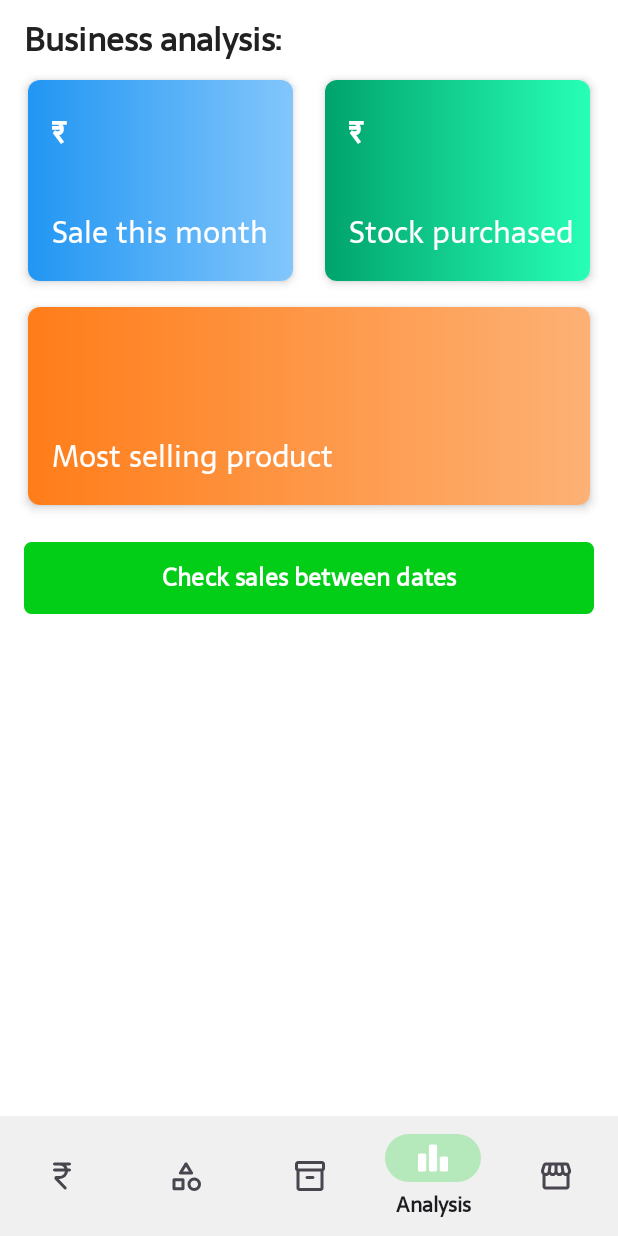
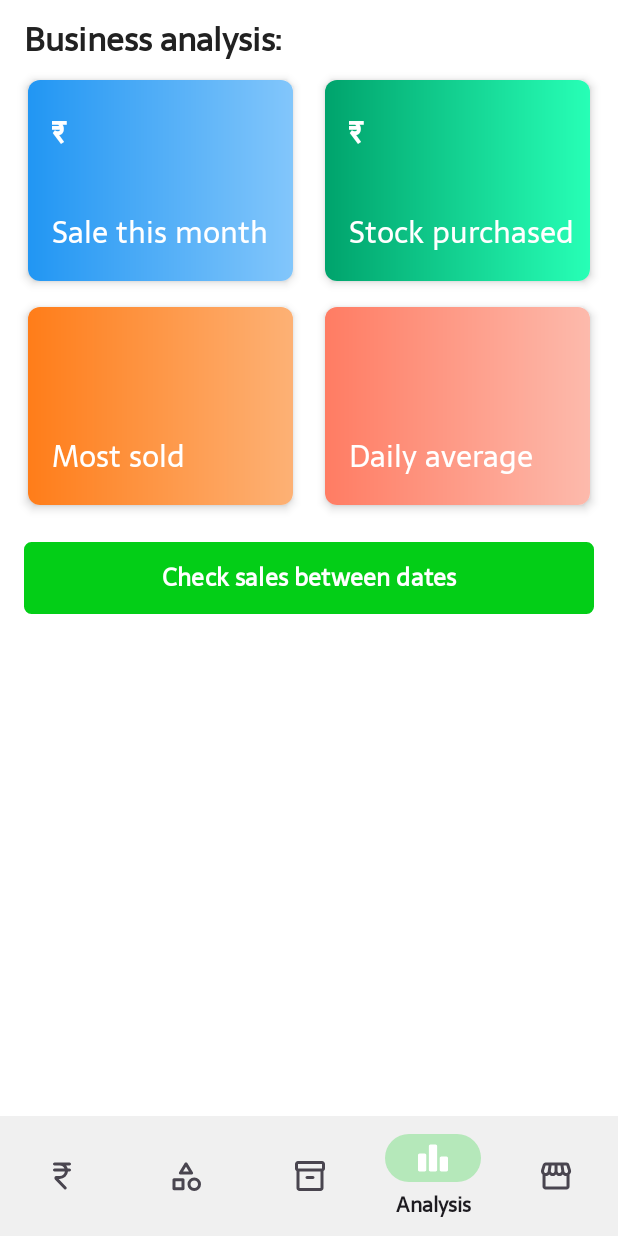
Before and after one commit to HarshRana-404/MyBiz, an Android app: the screen it shows after launch once a user with an empty profile is signed in (MainActivity), item 4 of the bottom bar chosen, on a phone screen of 412 x 824 dp. Run offline under Robolectric (Android 15) with nearby library versions, the phone set to English and light mode, and no system bars; our stand-ins replace Firebase (no records; nobody signed in at launch, a user with empty details on screens opened directly).

Commit message:
Logout & login list retain bug fix. Feature added (cardview) in Analysis: Daily Average.

```diff
--- a/app/src/main/java/com/harsh/mybiz/adapters/ExpandedSaleAdapter.kt
+++ b/app/src/main/java/com/harsh/mybiz/adapters/ExpandedSaleAdapter.kt
@@ -15,10 +15,12 @@ import androidx.recyclerview.widget.RecyclerView
 import com.google.android.material.bottomsheet.BottomSheetDialog
 import com.harsh.mybiz.R
 import com.harsh.mybiz.fragments.SaleFragment
+import com.harsh.mybiz.models.ExpandableSalesModel
 import com.harsh.mybiz.models.ExpandedSaleModel
 import com.harsh.mybiz.utilities.Constants
 
 class ExpandedSaleAdapter(context: Context, alSales : ArrayList<ExpandedSaleModel>) : RecyclerView.Adapter<ExpandedSaleAdapter.ViewHolder>() {
+
     class ViewHolder(itemView: View) : RecyclerView.ViewHolder(itemView){
         val llExpandedSale = itemView.findViewById<LinearLayout>(R.id.ll_sale_product)
         val tvProductIndex = itemView.findViewById<TextView>(R.id.tv_product_index)
--- a/app/src/main/java/com/harsh/mybiz/fragments/AnalysisFragment.kt
+++ b/app/src/main/java/com/harsh/mybiz/fragments/AnalysisFragment.kt
@@ -28,6 +28,7 @@ class AnalysisFragment : Fragment() {
     lateinit var tvMonthlySale: TextView
     lateinit var tvMonthlyStock: TextView
     lateinit var tvMostSoldProduct: TextView
+    lateinit var tvDailyAverage: TextView
     lateinit var tvSalesDates: TextView
     lateinit var tvSalesBetweenTotal: TextView
     lateinit var btnSalesBetweenDates: Button
@@ -53,6 +54,7 @@ class AnalysisFragment : Fragment() {
         tvMonthlySale = fragAnalysis.findViewById(R.id.tv_sale_monthly_value)
         tvMonthlyStock = fragAnalysis.findViewById(R.id.tv_stock_monthly_value)
         tvMostSoldProduct = fragAnalysis.findViewById(R.id.tv_most_selling_product)
+        tvDailyAverage = fragAnalysis.findViewById(R.id.tv_daily_average)
         tvSalesDates = fragAnalysis.findViewById(R.id.tv_sale_dates)
         tvSalesBetweenTotal = fragAnalysis.findViewById(R.id.tv_sale_between_total)
         btnSalesBetweenDates = fragAnalysis.findViewById(R.id.btn_sales_between_dates)
@@ -131,6 +133,9 @@ class AnalysisFragment : Fragment() {
                                     val quantity = saleOnDate.getString("quantity")!!.toInt()
                                     monthlySale += (price * quantity)
                                     tvMonthlySale.setText("₹ ${monthlySale.toString()}")
+                                    val s1 = Constants.getDateToShow(Constants.getDateTime())
+                                    val days = s1.split("-")
+                                    tvDailyAverage.setText("₹ ${monthlySale/Integer.parseInt(days[0])}")
                                 }
                             }
                         }
--- a/app/src/main/java/com/harsh/mybiz/fragments/LoginFragment.kt
+++ b/app/src/main/java/com/harsh/mybiz/fragments/LoginFragment.kt
@@ -60,6 +60,7 @@ class LoginFragment : Fragment() {
                 try{
                     Constants.fbAuth.signInWithEmailAndPassword(email, password).addOnSuccessListener {
                         Toast.makeText(context, "Signed in successfully!", Toast.LENGTH_SHORT).show()
+                        Constants.uID = Constants.fbAuth.uid.toString()
                         startActivity(Intent(context, MainActivity::class.java))
                         activity?.finish()
                     }.addOnFailureListener(){
--- a/app/src/main/java/com/harsh/mybiz/fragments/ProfileFragment.kt
+++ b/app/src/main/java/com/harsh/mybiz/fragments/ProfileFragment.kt
@@ -235,8 +235,9 @@ class ProfileFragment : Fragment() {
             var ad: AlertDialog = adb.create()
             adb.setPositiveButton("YES"){
                     dialog, which ->
-
                     Constants.fbAuth.signOut()
+                    Constants.uID=""
+                    SaleFragment.alExpandableSales.clear()
                     Constants.toastThis(fragProfile.context, "Logged out!")
                     startActivity(Intent(context, SplashActivity::class.java))
                     activity?.finish()
--- a/app/src/main/java/com/harsh/mybiz/fragments/SaleFragment.kt
+++ b/app/src/main/java/com/harsh/mybiz/fragments/SaleFragment.kt
@@ -21,6 +21,7 @@ import com.google.android.gms.tasks.Task
 import com.google.android.material.bottomsheet.BottomSheetDialog
 import com.google.firebase.firestore.QuerySnapshot
 import com.harsh.mybiz.R
+import com.harsh.mybiz.adapters.ExpandedSaleAdapter
 import com.harsh.mybiz.models.ExpandableSalesModel
 import com.harsh.mybiz.models.ProductModel
 import com.harsh.mybiz.utilities.Constants
@@ -74,6 +75,7 @@ class SaleFragment : Fragment() {
                 getProductsForSales()
                 var total = 0.0
                 alExpandableSales.clear()
+                ExpandableSalesAdapter.alDatesTotal.clear()
 
                 var qs = Constants.fbStore.collection("businesses").document(Constants.uID).collection("sales").get()
                 qs.addOnSuccessListener {
@@ -95,6 +97,8 @@ class SaleFragment : Fragment() {
                                         }
                                     }
                                     alExpandableSales.add(ExpandableSalesModel(false, docDate, total))
+                                    ExpandableSalesAdapter.alDatesTotal.add(ExpandableSalesModel(false, docDate, total))
+                                    ExpandableSalesAdapter.alDatesTotal.sortWith(Comparator.comparing(ExpandableSalesModel::date).reversed())
                                     alExpandableSales.sortWith(Comparator.comparing(ExpandableSalesModel::date).reversed())
                                     for(i in 0..alExpandableSales.size-2){
                                         if(alExpandableSales.get(i).date.equals(alExpandableSales.get(i+1).date)){
--- a/app/src/main/java/com/harsh/mybiz/utilities/Constants.kt
+++ b/app/src/main/java/com/harsh/mybiz/utilities/Constants.kt
@@ -78,6 +78,12 @@ class Constants {
             val date : String = d[0] + "-" + d[1] + "-" + d[2]
             return date
         }
+        fun getYearMonthForDatesTotal(dateTime: String): String{
+            val dt = dateTime.split("sales_")
+            val d = dt[1].split("_")
+            val date : String = d[0]+ "-" + d[1]
+            return date
+        }
         fun getDateForSaleDocDB(dateTime: String): String{
             val dt = dateTime.split("@")
             val d = dt[0].split("-")
--- /dev/null
+++ b/app/src/main/res/drawable/dashboard_cv_red_bg.xml
@@ -0,0 +1,10 @@
+<?xml version="1.0" encoding="utf-8"?>
+<shape xmlns:android="http://schemas.android.com/apk/res/android" android:shape="rectangle">
+
+    <gradient
+        android:startColor="#FF7C63"
+        android:endColor="#FDBAAC"
+        android:angle="0"
+        />
+
+</shape>
--- a/app/src/main/res/layout/fragment_analysis.xml
+++ b/app/src/main/res/layout/fragment_analysis.xml
@@ -139,7 +139,7 @@
                         <androidx.cardview.widget.CardView
                             android:layout_width="0dp"
                             android:layout_height="wrap_content"
-                            android:layout_weight="2"
+                            android:layout_weight="1"
                             app:cardCornerRadius="8dp"
                             app:cardElevation="4dp"
                             app:cardUseCompatPadding="true"
@@ -163,13 +163,58 @@
                                     android:textStyle="bold"
                                     android:layout_marginVertical="16dp"
                                     android:layout_marginLeft="16dp"
+                                    android:ellipsize="end"
+                                    android:singleLine="true"
                                     />
                                 <TextView
                                     android:layout_width="wrap_content"
                                     android:layout_height="wrap_content"
                                     android:textAlignment="textStart"
                                     android:textColor="@color/bg"
-                                    android:text="Most selling product"
+                                    android:text="Most sold"
+                                    android:textSize="20sp"
+                                    android:layout_marginVertical="16dp"
+                                    android:layout_marginLeft="16dp"
+                                    />
+
+                            </LinearLayout>
+
+                        </androidx.cardview.widget.CardView>
+
+                        <androidx.cardview.widget.CardView
+                            android:layout_width="0dp"
+                            android:layout_height="wrap_content"
+                            android:layout_weight="1"
+                            app:cardCornerRadius="8dp"
+                            app:cardElevation="4dp"
+                            app:cardUseCompatPadding="true"
+                            android:layout_marginHorizontal="4dp"
+                            android:clickable="true">
+
+                            <LinearLayout
+                                android:layout_width="match_parent"
+                                android:layout_height="wrap_content"
+                                android:orientation="vertical"
+                                android:background="@drawable/dashboard_cv_red_bg"
+                                android:foreground="?attr/selectableItemBackgroundBorderless">
+
+                                <TextView
+                                    android:id="@+id/tv_daily_average"
+                                    android:layout_width="wrap_content"
+                                    android:layout_height="wrap_content"
+                                    android:textAlignment="textStart"
+                                    android:textColor="@color/white"
+                                    android:textSize="22sp"
+                                    android:textStyle="bold"
+                                    android:layout_marginVertical="16dp"
+                                    android:layout_marginLeft="16dp"
+                                    />
+                                <TextView
+                                    android:layout_width="wrap_content"
+                                    android:layout_height="wrap_content"
+                                    android:textAlignment="textStart"
+                                    android:textColor="@color/bg"
+                                    android:text="Daily average"
                                     android:textSize="20sp"
                                     android:layout_marginVertical="16dp"
                                     android:layout_marginLeft="16dp"
```
Also changed, not shown: app/src/main/java/com/harsh/mybiz/adapters/ExpandableSalesAdapter.kt (+43 -14 lines).
